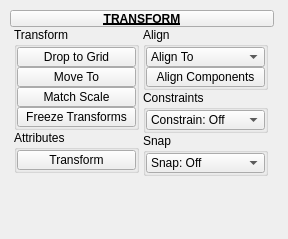
m3trik/tentacle, file tentacle/ui/uiLevel_4/transform_snap.ui: the form before one commit.
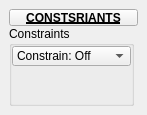
The form after the commit. Custom widgets are drawn as their Qt base class.

The edit to the form file:
```diff
--- a/tentacle/ui/uiLevel_4/transform_snap.ui
+++ b/tentacle/ui/uiLevel_4/transform_snap.ui
@@ -9,16 +9,10 @@
    <rect>
     <x>0</x>
     <y>0</y>
-    <width>288</width>
-    <height>239</height>
+    <width>147</width>
+    <height>115</height>
    </rect>
   </property>
-  <property name="minimumSize">
-   <size>
-    <width>111</width>
-    <height>0</height>
-   </size>
-  </property>
   <property name="maximumSize">
    <size>
     <width>999</width>
@@ -38,23 +32,13 @@
    <set>QMainWindow::AllowNestedDocks|QMainWindow::AllowTabbedDocks|QMainWindow::AnimatedDocks|QMainWindow::ForceTabbedDocks</set>
   </property>
   <widget class="QWidget" name="mainWindow">
-   <widget class="QWidget" name="layoutWidget_2">
-    <property name="geometry">
-     <rect>
-      <x>10</x>
-      <y>10</y>
-      <width>264</width>
-      <height>193</height>
-     </rect>
-    </property>
-    <layout class="QGridLayout" name="gridLayout_2">
+   <layout class="QVBoxLayout" name="verticalLayout">
+    <item>
+     <layout class="QVBoxLayout" name="verticalLayout_2">
      <property name="spacing">
       <number>0</number>
      </property>
-     <item row="1" column="1" colspan="2">
-      <layout class="QGridLayout" name="gridLayout"/>
-     </item>
-     <item row="0" column="1" colspan="2">
+      <item>
       <widget class="PushButtonDraggable" name="draggable_header">
        <property name="minimumSize">
         <size>
@@ -76,461 +60,13 @@
         </font>
        </property>
        <property name="text">
-        <string>TRANSFORM</string>
+         <string>CONSTSRIANTS</string>
        </property>
        <property name="checkable">
         <bool>true</bool>
        </property>
       </widget>
      </item>
-     <item row="2" column="1" colspan="2">
-      <layout class="QHBoxLayout" name="horizontalLayout">
-       <item>
-        <layout class="QVBoxLayout" name="verticalLayout">
-         <property name="spacing">
-          <number>0</number>
-         </property>
-         <item>
-          <widget class="QGroupBox" name="Transform">
-           <property name="minimumSize">
-            <size>
-             <width>125</width>
-             <height>0</height>
-            </size>
-           </property>
-           <property name="maximumSize">
-            <size>
-             <width>125</width>
-             <height>999</height>
-            </size>
-           </property>
-           <property name="title">
-            <string>Transform</string>
-           </property>
-           <layout class="QVBoxLayout" name="verticalLayout_3">
-            <property name="spacing">
-             <number>0</number>
-            </property>
-            <property name="leftMargin">
-             <number>0</number>
-            </property>
-            <property name="topMargin">
-             <number>0</number>
-            </property>
-            <property name="rightMargin">
-             <number>0</number>
-            </property>
-            <property name="bottomMargin">
-             <number>0</number>
-            </property>
-            <item>
-             <widget class="PushButton" name="tb000">
-              <property name="enabled">
-               <bool>true</bool>
-              </property>
-              <property name="sizePolicy">
-               <sizepolicy hsizetype="Preferred" vsizetype="Fixed">
-                <horstretch>0</horstretch>
-                <verstretch>0</verstretch>
-               </sizepolicy>
-              </property>
-              <property name="minimumSize">
-               <size>
-                <width>0</width>
-                <height>20</height>
-               </size>
-              </property>
-              <property name="maximumSize">
-               <size>
-                <width>999</width>
-                <height>20</height>
-               </size>
-              </property>
-              <property name="toolTip">
-               <string>Move selected object to grid.</string>
-              </property>
-              <property name="layoutDirection">
-               <enum>Qt::LeftToRight</enum>
-              </property>
-              <property name="text">
-               <string>Drop to Grid</string>
-              </property>
-             </widget>
-            </item>
-            <item>
-             <widget class="QPushButton" name="b005">
-              <property name="enabled">
-               <bool>true</bool>
-              </property>
-              <property name="sizePolicy">
-               <sizepolicy hsizetype="Preferred" vsizetype="Fixed">
-                <horstretch>0</horstretch>
-                <verstretch>0</verstretch>
-               </sizepolicy>
-              </property>
-              <property name="minimumSize">
-               <size>
-                <width>0</width>
-                <height>20</height>
-               </size>
-              </property>
-              <property name="maximumSize">
-               <size>
-                <width>999</width>
-                <height>20</height>
-               </size>
-              </property>
-              <property name="toolTip">
-               <string>Move selected object(s) to last selected.</string>
-              </property>
-              <property name="text">
-               <string>Move To</string>
-              </property>
-              <property name="iconSize">
-               <size>
-                <width>18</width>
-                <height>18</height>
-               </size>
-              </property>
-              <property name="autoDefault">
-               <bool>false</bool>
-              </property>
-              <property name="default">
-               <bool>false</bool>
-              </property>
-              <property name="flat">
-               <bool>false</bool>
-              </property>
-             </widget>
-            </item>
-            <item>
-             <widget class="QPushButton" name="b001">
-              <property name="enabled">
-               <bool>true</bool>
-              </property>
-              <property name="sizePolicy">
-               <sizepolicy hsizetype="Preferred" vsizetype="Fixed">
-                <horstretch>0</horstretch>
-                <verstretch>0</verstretch>
-               </sizepolicy>
-              </property>
-              <property name="minimumSize">
-               <size>
-                <width>0</width>
-                <height>20</height>
-               </size>
-              </property>
-              <property name="maximumSize">
-               <size>
-                <width>999</width>
-                <height>20</height>
-               </size>
-              </property>
-              <property name="toolTip">
-               <string>&lt;html&gt;&lt;head/&gt;&lt;body&gt;&lt;p&gt;Match the first selected object to the combined bounding box scale of any additional selected objects.&lt;/p&gt;&lt;/body&gt;&lt;/html&gt;</string>
-              </property>
-              <property name="text">
-               <string>Match Scale</string>
-              </property>
-              <property name="iconSize">
-               <size>
-                <width>18</width>
-                <height>18</height>
-               </size>
-              </property>
-              <property name="autoDefault">
-               <bool>false</bool>
-              </property>
-              <property name="default">
-               <bool>false</bool>
-              </property>
-              <property name="flat">
-               <bool>false</bool>
-              </property>
-             </widget>
-            </item>
-            <item>
-             <widget class="QPushButton" name="b002">
-              <property name="enabled">
-               <bool>true</bool>
-              </property>
-              <property name="sizePolicy">
-               <sizepolicy hsizetype="Preferred" vsizetype="Fixed">
-                <horstretch>0</horstretch>
-                <verstretch>0</verstretch>
-               </sizepolicy>
-              </property>
-              <property name="minimumSize">
-               <size>
-                <width>0</width>
-                <height>20</height>
-               </size>
-              </property>
-              <property name="maximumSize">
-               <size>
-                <width>999</width>
-                <height>20</height>
-               </size>
-              </property>
-              <property name="toolTip">
-               <string>Freeze transformations on any selected objects</string>
-              </property>
-              <property name="text">
-               <string>Freeze Transforms</string>
-              </property>
-              <property name="iconSize">
-               <size>
-                <width>18</width>
-                <height>18</height>
-               </size>
-              </property>
-              <property name="autoDefault">
-               <bool>false</bool>
-              </property>
-              <property name="default">
-               <bool>false</bool>
-              </property>
-              <property name="flat">
-               <bool>false</bool>
-              </property>
-             </widget>
-            </item>
-           </layout>
-          </widget>
-         </item>
-         <item>
-          <widget class="QGroupBox" name="Attributes">
-           <property name="minimumSize">
-            <size>
-             <width>125</width>
-             <height>0</height>
-            </size>
-           </property>
-           <property name="maximumSize">
-            <size>
-             <width>125</width>
-             <height>999</height>
-            </size>
-           </property>
-           <property name="title">
-            <string>Attributes</string>
-           </property>
-           <layout class="QVBoxLayout" name="verticalLayout_7">
-            <property name="spacing">
-             <number>0</number>
-            </property>
-            <property name="leftMargin">
-             <number>0</number>
-            </property>
-            <property name="topMargin">
-             <number>0</number>
-            </property>
-            <property name="rightMargin">
-             <number>0</number>
-            </property>
-            <property name="bottomMargin">
-             <number>0</number>
-            </property>
-            <item>
-             <widget class="QPushButton" name="b000">
-              <property name="minimumSize">
-               <size>
-                <width>0</width>
-                <height>20</height>
-               </size>
-              </property>
-              <property name="maximumSize">
-               <size>
-                <width>999</width>
-                <height>20</height>
-               </size>
-              </property>
-              <property name="palette">
-               <palette>
-                <active>
-                 <colorrole role="Highlight">
-                  <brush brushstyle="SolidPattern">
-                   <color alpha="255">
-                    <red>80</red>
-                    <green>138</green>
-                    <blue>255</blue>
-                   </color>
-                  </brush>
-                 </colorrole>
-                </active>
-                <inactive>
-                 <colorrole role="Highlight">
-                  <brush brushstyle="SolidPattern">
-                   <color alpha="255">
-                    <red>80</red>
-                    <green>138</green>
-                    <blue>255</blue>
-                   </color>
-                  </brush>
-                 </colorrole>
-                </inactive>
-                <disabled>
-                 <colorrole role="Highlight">
-                  <brush brushstyle="SolidPattern">
-                   <color alpha="255">
-                    <red>51</red>
-                    <green>153</green>
-                    <blue>255</blue>
-                   </color>
-                  </brush>
-                 </colorrole>
-                </disabled>
-               </palette>
-              </property>
-              <property name="toolTip">
-               <string>&lt;html&gt;&lt;head/&gt;&lt;body&gt;&lt;p&gt;List transform attributes for the currently selected object.&lt;/p&gt;&lt;/body&gt;&lt;/html&gt;</string>
-              </property>
-              <property name="text">
-               <string>Transform</string>
-              </property>
-              <property name="autoDefault">
-               <bool>true</bool>
-              </property>
-              <property name="default">
-               <bool>false</bool>
-              </property>
-              <property name="flat">
-               <bool>false</bool>
-              </property>
-              <property name="bnabled" stdset="0">
-               <bool>true</bool>
-              </property>
-             </widget>
-            </item>
-           </layout>
-          </widget>
-         </item>
-         <item>
-          <spacer name="verticalSpacer">
-           <property name="orientation">
-            <enum>Qt::Vertical</enum>
-           </property>
-           <property name="sizeHint" stdset="0">
-            <size>
-             <width>20</width>
-             <height>40</height>
-            </size>
-           </property>
-          </spacer>
-         </item>
-        </layout>
-       </item>
-       <item>
-        <layout class="QVBoxLayout" name="verticalLayout_2">
-         <property name="spacing">
-          <number>0</number>
-         </property>
-         <item>
-          <widget class="QGroupBox" name="Align">
-           <property name="enabled">
-            <bool>true</bool>
-           </property>
-           <property name="minimumSize">
-            <size>
-             <width>125</width>
-             <height>0</height>
-            </size>
-           </property>
-           <property name="maximumSize">
-            <size>
-             <width>125</width>
-             <height>999</height>
-            </size>
-           </property>
-           <property name="title">
-            <string>Align</string>
-           </property>
-           <layout class="QVBoxLayout" name="verticalLayout_4">
-            <property name="spacing">
-             <number>0</number>
-            </property>
-            <property name="leftMargin">
-             <number>0</number>
-            </property>
-            <property name="topMargin">
-             <number>0</number>
-            </property>
-            <property name="rightMargin">
-             <number>0</number>
-            </property>
-            <property name="bottomMargin">
-             <number>0</number>
-            </property>
-            <item>
-             <widget class="ComboBox" name="cmb002">
-              <property name="minimumSize">
-               <size>
-                <width>0</width>
-                <height>20</height>
-               </size>
-              </property>
-              <property name="maximumSize">
-               <size>
-                <width>999</width>
-                <height>20</height>
-               </size>
-              </property>
-              <property name="toolTip">
-               <string>Align to objects.</string>
-              </property>
-              <property name="editable">
-               <bool>false</bool>
-              </property>
-              <property name="sizeAdjustPolicy">
-               <enum>QComboBox::AdjustToContents</enum>
-              </property>
-              <item>
-               <property name="text">
-                <string>Align To</string>
-               </property>
-              </item>
-             </widget>
-            </item>
-            <item>
-             <widget class="PushButton" name="tb001">
-              <property name="enabled">
-               <bool>true</bool>
-              </property>
-              <property name="sizePolicy">
-               <sizepolicy hsizetype="Preferred" vsizetype="Fixed">
-                <horstretch>0</horstretch>
-                <verstretch>0</verstretch>
-               </sizepolicy>
-              </property>
-              <property name="minimumSize">
-               <size>
-                <width>0</width>
-                <height>20</height>
-               </size>
-              </property>
-              <property name="maximumSize">
-               <size>
-                <width>999</width>
-                <height>20</height>
-               </size>
-              </property>
-              <property name="toolTip">
-               <string>Align selected vertices/edges along the specified axes.</string>
-              </property>
-              <property name="text">
-               <string>Align Components</string>
-              </property>
-              <property name="iconSize">
-               <size>
-                <width>18</width>
-                <height>18</height>
-               </size>
-              </property>
-             </widget>
-            </item>
-           </layout>
-          </widget>
-         </item>
          <item>
           <widget class="QGroupBox" name="Constaints">
            <property name="minimumSize">
@@ -594,75 +130,6 @@
               </item>
              </widget>
             </item>
-           </layout>
-          </widget>
-         </item>
-         <item>
-          <widget class="QGroupBox" name="Snap">
-           <property name="minimumSize">
-            <size>
-             <width>125</width>
-             <height>0</height>
-            </size>
-           </property>
-           <property name="maximumSize">
-            <size>
-             <width>125</width>
-             <height>999</height>
-            </size>
-           </property>
-           <property name="title">
-            <string>Snap</string>
-           </property>
-           <layout class="QVBoxLayout" name="verticalLayout_6">
-            <property name="spacing">
-             <number>0</number>
-            </property>
-            <property name="leftMargin">
-             <number>0</number>
-            </property>
-            <property name="topMargin">
-             <number>0</number>
-            </property>
-            <property name="rightMargin">
-             <number>0</number>
-            </property>
-            <property name="bottomMargin">
-             <number>0</number>
-            </property>
-            <item>
-             <widget class="ComboBox" name="cmb003">
-              <property name="minimumSize">
-               <size>
-                <width>0</width>
-                <height>20</height>
-               </size>
-              </property>
-              <property name="maximumSize">
-               <size>
-                <width>999</width>
-                <height>20</height>
-               </size>
-              </property>
-              <property name="toolTip">
-               <string>Transform tool snap settings.</string>
-              </property>
-              <property name="editable">
-               <bool>false</bool>
-              </property>
-              <property name="sizeAdjustPolicy">
-               <enum>QComboBox::AdjustToContents</enum>
-              </property>
-              <item>
-               <property name="text">
-                <string>Snap: Off</string>
-               </property>
-              </item>
-             </widget>
-            </item>
-           </layout>
-          </widget>
-         </item>
          <item>
           <spacer name="verticalSpacer_2">
            <property name="orientation">
@@ -677,11 +144,11 @@
           </spacer>
          </item>
         </layout>
-       </item>
-      </layout>
-     </item>
-    </layout>
-   </widget>
+       </widget>
+      </item>
+     </layout>
+    </item>
+   </layout>
   </widget>
  </widget>
  <customwidgets>
@@ -690,11 +157,6 @@
    <extends>QPushButton</extends>
    <header>widgets.pushbuttondraggable.h</header>
   </customwidget>
-  <customwidget>
-   <class>PushButton</class>
-   <extends>QPushButton</extends>
-   <header>widgets.pushbutton.h</header>
-  </customwidget>
   <customwidget>
    <class>ComboBox</class>
    <extends>QComboBox</extends>
```
Lines whose indentation alone changed are shown as unchanged.
